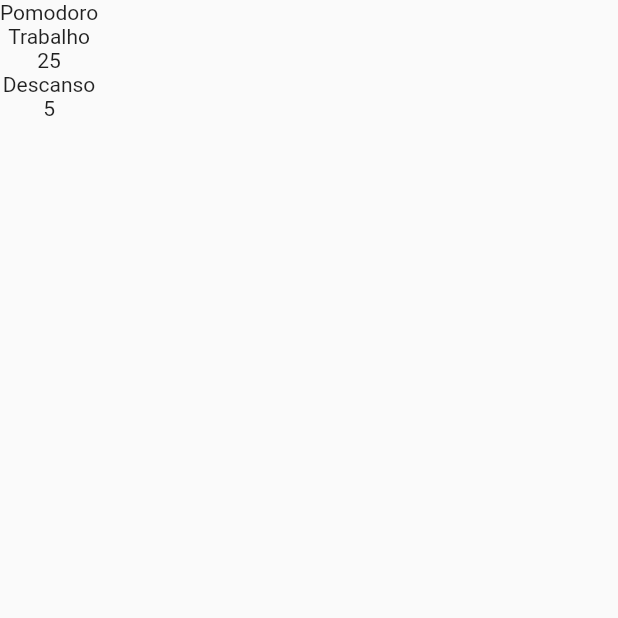
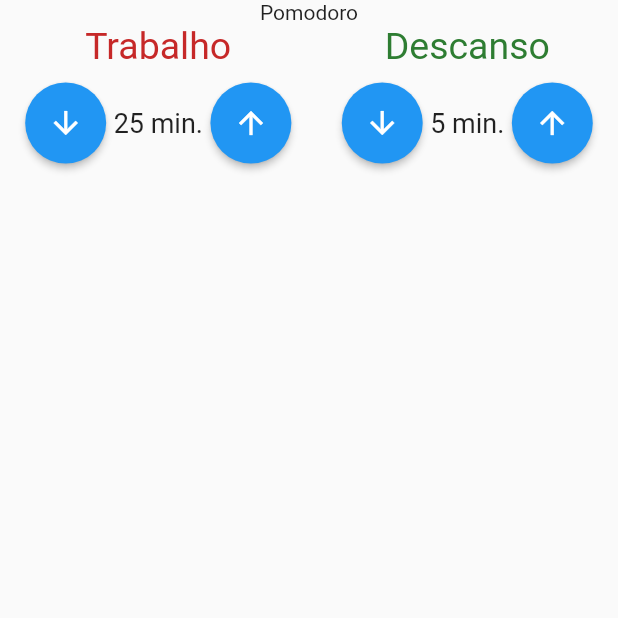
Before and after one commit to marceloguerra007/flutter-pomodoro, a Flutter app: the screen it shows after launch, on a phone screen of 412 x 824 dp, the top half of it. Run offline on Flutter 3.47's test engine with Material 2 defaults, Android fonts, the phone set to English and light mode, and no system bars; our stand-ins replace flutter_mobx, mobx; generated files the repository leaves out were written again.

Commit message:
Implementando o componente de entrada de tempo.

```diff
--- a/src/pomodoro/lib/components/timeInput.dart
+++ b/src/pomodoro/lib/components/timeInput.dart
@@ -3,18 +3,60 @@ import 'package:flutter/material.dart';
 class TimeInput extends StatelessWidget {
   final int value;
   final String title;
+  final Color titleColor;
 
   const TimeInput({
     required this.title,
+    required this.titleColor,
     required this.value
   });
 
   @override
   Widget build(BuildContext context) {
     return Column(
+      crossAxisAlignment: CrossAxisAlignment.center,
       children: [
-        Text(this.title),
-        Text('${this.value}')
+        Text(
+          this.title,
+          style: TextStyle(
+            fontSize: 25,
+            color: titleColor
+          ),
+        ),
+        SizedBox(height: 10),
+        Row(
+          mainAxisAlignment: MainAxisAlignment.center,
+          children: [
+            ElevatedButton(
+              child: Icon(
+                Icons.arrow_downward,
+                color: Colors.white,
+              ),
+              style: ElevatedButton.styleFrom(
+                shape: CircleBorder(),
+                padding: EdgeInsets.all(15)
+              ),
+              onPressed: (){}
+            ),
+            Text(
+              '${this.value} min.',
+              style: TextStyle(
+                fontSize: 18
+              ),
+            ),
+            ElevatedButton(
+              child: Icon(
+                Icons.arrow_upward,
+                color: Colors.white,
+              ),
+              style: ElevatedButton.styleFrom(
+                shape: CircleBorder(),
+                padding: EdgeInsets.all(15),
+              ),
+              onPressed: (){}
+            ),
+          ],
+        )
       ],
     );
   }
--- a/src/pomodoro/lib/pages/pomodoro.dart
+++ b/src/pomodoro/lib/pages/pomodoro.dart
@@ -10,8 +10,13 @@ class Pomodoro extends StatelessWidget {
       body: Column(
         children: [
           Text('Pomodoro'),
-          TimeInput(title: 'Trabalho', value: 25),
-          TimeInput(title: 'Descanso', value: 5)
+          Row(
+            mainAxisAlignment: MainAxisAlignment.spaceAround,
+            children: [
+              TimeInput(title: 'Trabalho', value: 25, titleColor: Colors.red.shade800),
+              TimeInput(title: 'Descanso', value: 5, titleColor: Colors.green.shade800)
+            ],
+          ),
         ]
       )
     );
```
